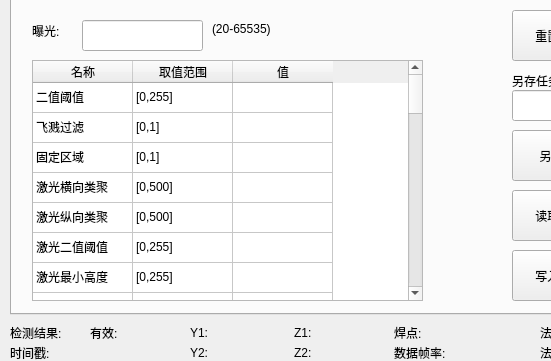
Old version of the form qtmysunnydlg.ui in the repository qubo188612/qtwelding; both pictures show x 0 to 551 and y 266 to 627 of the 1220 by 758 pixel window.
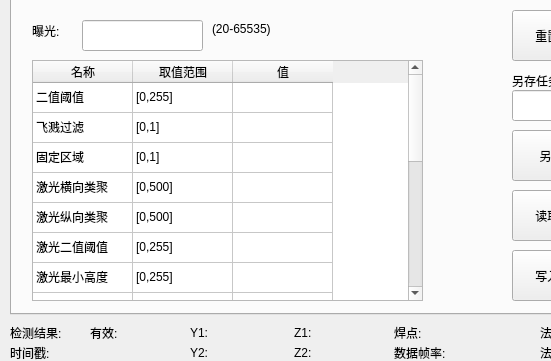
New version of the form. The open tabs and pages were chosen to show the change. Custom widgets are drawn as their Qt base class.

```diff
--- a/qtmysunnydlg.ui
+++ b/qtmysunnydlg.ui
@@ -3084,794 +3084,6 @@
       <string>读取任务号104参数</string>
      </property>
     </widget>
-    <widget class="QTableWidget" name="tab6tableWidget">
-     <property name="geometry">
-      <rect>
-       <x>20</x>
-       <y>60</y>
-       <width>391</width>
-       <height>241</height>
-      </rect>
-     </property>
-     <attribute name="verticalHeaderVisible">
-      <bool>false</bool>
-     </attribute>
-     <row>
-      <property name="text">
-       <string>1</string>
-      </property>
-     </row>
-     <row>
-      <property name="text">
-       <string>2</string>
-      </property>
-     </row>
-     <row>
-      <property name="text">
-       <string>3</string>
-      </property>
-     </row>
-     <row>
-      <property name="text">
-       <string>4</string>
-      </property>
-     </row>
-     <row>
-      <property name="text">
-       <string>5</string>
-      </property>
-     </row>
-     <row>
-      <property name="text">
-       <string>6</string>
-      </property>
-     </row>
-     <row>
-      <property name="text">
-       <string>7</string>
-      </property>
-     </row>
-     <row>
-      <property name="text">
-       <string>8</string>
-      </property>
-     </row>
-     <row>
-      <property name="text">
-       <string>9</string>
-      </property>
-     </row>
-     <row>
-      <property name="text">
-       <string>10</string>
-      </property>
-     </row>
-     <row>
-      <property name="text">
-       <string>11</string>
-      </property>
-     </row>
-     <row>
-      <property name="text">
-       <string>12</string>
-      </property>
-     </row>
-     <row>
-      <property name="text">
-       <string>13</string>
-      </property>
-     </row>
-     <row>
-      <property name="text">
-       <string>14</string>
-      </property>
-     </row>
-     <row>
-      <property name="text">
-       <string>15</string>
-      </property>
-     </row>
-     <row>
-      <property name="text">
-       <string>16</string>
-      </property>
-     </row>
-     <row>
-      <property name="text">
-       <string>17</string>
-      </property>
-     </row>
-     <row>
-      <property name="text">
-       <string>18</string>
-      </property>
-     </row>
-     <row>
-      <property name="text">
-       <string>19</string>
-      </property>
-     </row>
-     <row>
-      <property name="text">
-       <string>20</string>
-      </property>
-     </row>
-     <row>
-      <property name="text">
-       <string>21</string>
-      </property>
-     </row>
-     <row>
-      <property name="text">
-       <string>22</string>
-      </property>
-     </row>
-     <row>
-      <property name="text">
-       <string>23</string>
-      </property>
-     </row>
-     <row>
-      <property name="text">
-       <string>24</string>
-      </property>
-     </row>
-     <row>
-      <property name="text">
-       <string>25</string>
-      </property>
-     </row>
-     <row>
-      <property name="text">
-       <string>26</string>
-      </property>
-     </row>
-     <row>
-      <property name="text">
-       <string>27</string>
-      </property>
-     </row>
-     <row>
-      <property name="text">
-       <string>28</string>
-      </property>
-     </row>
-     <row>
-      <property name="text">
-       <string>29</string>
-      </property>
-     </row>
-     <row>
-      <property name="text">
-       <string>30</string>
-      </property>
-     </row>
-     <row>
-      <property name="text">
-       <string>31</string>
-      </property>
-     </row>
-     <row>
-      <property name="text">
-       <string>32</string>
-      </property>
-     </row>
-     <row>
-      <property name="text">
-       <string>33</string>
-      </property>
-     </row>
-     <row>
-      <property name="text">
-       <string>34</string>
-      </property>
-     </row>
-     <row>
-      <property name="text">
-       <string>35</string>
-      </property>
-     </row>
-     <row>
-      <property name="text">
-       <string>36</string>
-      </property>
-     </row>
-     <row>
-      <property name="text">
-       <string>37</string>
-      </property>
-     </row>
-     <row>
-      <property name="text">
-       <string>38</string>
-      </property>
-     </row>
-     <column>
-      <property name="text">
-       <string>名称</string>
-      </property>
-     </column>
-     <column>
-      <property name="text">
-       <string>取值范围</string>
-      </property>
-     </column>
-     <column>
-      <property name="text">
-       <string>值</string>
-      </property>
-     </column>
-     <item row="0" column="0">
-      <property name="text">
-       <string>二值阈值</string>
-      </property>
-     </item>
-     <item row="0" column="1">
-      <property name="text">
-       <string>[0,255]</string>
-      </property>
-     </item>
-     <item row="0" column="2">
-      <property name="text">
-       <string/>
-      </property>
-     </item>
-     <item row="1" column="0">
-      <property name="text">
-       <string>飞溅过滤</string>
-      </property>
-     </item>
-     <item row="1" column="1">
-      <property name="text">
-       <string>[0,1]</string>
-      </property>
-     </item>
-     <item row="1" column="2">
-      <property name="text">
-       <string/>
-      </property>
-     </item>
-     <item row="2" column="0">
-      <property name="text">
-       <string>固定区域</string>
-      </property>
-     </item>
-     <item row="2" column="1">
-      <property name="text">
-       <string>[0,1]</string>
-      </property>
-     </item>
-     <item row="2" column="2">
-      <property name="text">
-       <string/>
-      </property>
-     </item>
-     <item row="3" column="0">
-      <property name="text">
-       <string>激光横向类聚</string>
-      </property>
-     </item>
-     <item row="3" column="1">
-      <property name="text">
-       <string>[0,500]</string>
-      </property>
-     </item>
-     <item row="3" column="2">
-      <property name="text">
-       <string/>
-      </property>
-     </item>
-     <item row="4" column="0">
-      <property name="text">
-       <string>激光纵向类聚</string>
-      </property>
-     </item>
-     <item row="4" column="1">
-      <property name="text">
-       <string>[0,500]</string>
-      </property>
-     </item>
-     <item row="4" column="2">
-      <property name="text">
-       <string/>
-      </property>
-     </item>
-     <item row="5" column="0">
-      <property name="text">
-       <string>激光二值阈值</string>
-      </property>
-     </item>
-     <item row="5" column="1">
-      <property name="text">
-       <string>[0,255]</string>
-      </property>
-     </item>
-     <item row="5" column="2">
-      <property name="text">
-       <string/>
-      </property>
-     </item>
-     <item row="6" column="0">
-      <property name="text">
-       <string>激光最小高度</string>
-      </property>
-     </item>
-     <item row="6" column="1">
-      <property name="text">
-       <string>[0,255]</string>
-      </property>
-     </item>
-     <item row="6" column="2">
-      <property name="text">
-       <string/>
-      </property>
-     </item>
-     <item row="7" column="0">
-      <property name="text">
-       <string>激光最小长度</string>
-      </property>
-     </item>
-     <item row="7" column="1">
-      <property name="text">
-       <string>[0,255]</string>
-      </property>
-     </item>
-     <item row="7" column="2">
-      <property name="text">
-       <string/>
-      </property>
-     </item>
-     <item row="8" column="0">
-      <property name="text">
-       <string>激光最粗限制</string>
-      </property>
-     </item>
-     <item row="8" column="1">
-      <property name="text">
-       <string>[0,20]</string>
-      </property>
-     </item>
-     <item row="8" column="2">
-      <property name="text">
-       <string/>
-      </property>
-     </item>
-     <item row="9" column="0">
-      <property name="text">
-       <string>侧板激光最大斜率</string>
-      </property>
-     </item>
-     <item row="9" column="1">
-      <property name="text">
-       <string>[0,5000]</string>
-      </property>
-     </item>
-     <item row="9" column="2">
-      <property name="text">
-       <string/>
-      </property>
-     </item>
-     <item row="10" column="0">
-      <property name="text">
-       <string>侧板激光最小斜率</string>
-      </property>
-     </item>
-     <item row="10" column="1">
-      <property name="text">
-       <string>[-2000,2000]</string>
-      </property>
-     </item>
-     <item row="10" column="2">
-      <property name="text">
-       <string/>
-      </property>
-     </item>
-     <item row="11" column="0">
-      <property name="text">
-       <string>侧板激光最大距离</string>
-      </property>
-     </item>
-     <item row="11" column="1">
-      <property name="text">
-       <string>[1,500]</string>
-      </property>
-     </item>
-     <item row="11" column="2">
-      <property name="text">
-       <string/>
-      </property>
-     </item>
-     <item row="12" column="0">
-      <property name="text">
-       <string>底板激光最小斜率</string>
-      </property>
-     </item>
-     <item row="12" column="1">
-      <property name="text">
-       <string>[-5000,0]</string>
-      </property>
-     </item>
-     <item row="12" column="2">
-      <property name="text">
-       <string/>
-      </property>
-     </item>
-     <item row="13" column="0">
-      <property name="text">
-       <string>底板激光最大斜率</string>
-      </property>
-     </item>
-     <item row="13" column="1">
-      <property name="text">
-       <string>[-2000,2000]</string>
-      </property>
-     </item>
-     <item row="13" column="2">
-      <property name="text">
-       <string/>
-      </property>
-     </item>
-     <item row="14" column="0">
-      <property name="text">
-       <string>底板激光最大距离</string>
-      </property>
-     </item>
-     <item row="14" column="1">
-      <property name="text">
-       <string>[1,500]</string>
-      </property>
-     </item>
-     <item row="14" column="2">
-      <property name="text">
-       <string/>
-      </property>
-     </item>
-     <item row="15" column="0">
-      <property name="text">
-       <string>侧板激光最远起点</string>
-      </property>
-     </item>
-     <item row="15" column="1">
-      <property name="text">
-       <string>[0,500]</string>
-      </property>
-     </item>
-     <item row="15" column="2">
-      <property name="text">
-       <string/>
-      </property>
-     </item>
-     <item row="16" column="0">
-      <property name="text">
-       <string>侧板激光最近终点</string>
-      </property>
-     </item>
-     <item row="16" column="1">
-      <property name="text">
-       <string>[0,1500]</string>
-      </property>
-     </item>
-     <item row="16" column="2">
-      <property name="text">
-       <string/>
-      </property>
-     </item>
-     <item row="17" column="0">
-      <property name="text">
-       <string>底板激光最远起点</string>
-      </property>
-     </item>
-     <item row="17" column="1">
-      <property name="text">
-       <string>[0,500]</string>
-      </property>
-     </item>
-     <item row="17" column="2">
-      <property name="text">
-       <string/>
-      </property>
-     </item>
-     <item row="18" column="0">
-      <property name="text">
-       <string>底板激光最近终点</string>
-      </property>
-     </item>
-     <item row="18" column="1">
-      <property name="text">
-       <string>[0,1500]</string>
-      </property>
-     </item>
-     <item row="18" column="2">
-      <property name="text">
-       <string/>
-      </property>
-     </item>
-     <item row="19" column="0">
-      <property name="text">
-       <string>焊缝二值阈值</string>
-      </property>
-     </item>
-     <item row="19" column="1">
-      <property name="text">
-       <string>[-255,255]</string>
-      </property>
-     </item>
-     <item row="19" column="2">
-      <property name="text">
-       <string/>
-      </property>
-     </item>
-     <item row="20" column="0">
-      <property name="text">
-       <string>预留</string>
-      </property>
-     </item>
-     <item row="20" column="1">
-      <property name="text">
-       <string>[-255,255]</string>
-      </property>
-     </item>
-     <item row="20" column="2">
-      <property name="text">
-       <string/>
-      </property>
-     </item>
-     <item row="21" column="0">
-      <property name="text">
-       <string>侧板距焊缝统计起点</string>
-      </property>
-     </item>
-     <item row="21" column="1">
-      <property name="text">
-       <string>[0,500]</string>
-      </property>
-     </item>
-     <item row="21" column="2">
-      <property name="text">
-       <string/>
-      </property>
-     </item>
-     <item row="22" column="0">
-      <property name="text">
-       <string>预留</string>
-      </property>
-     </item>
-     <item row="22" column="1">
-      <property name="text">
-       <string>[0,500]</string>
-      </property>
-     </item>
-     <item row="22" column="2">
-      <property name="text">
-       <string/>
-      </property>
-     </item>
-     <item row="23" column="0">
-      <property name="text">
-       <string>底板拟合</string>
-      </property>
-     </item>
-     <item row="23" column="1">
-      <property name="text">
-       <string>[0,1]</string>
-      </property>
-     </item>
-     <item row="23" column="2">
-      <property name="text">
-       <string/>
-      </property>
-     </item>
-     <item row="24" column="0">
-      <property name="text">
-       <string>预留</string>
-      </property>
-     </item>
-     <item row="24" column="1">
-      <property name="text">
-       <string>[0,500]</string>
-      </property>
-     </item>
-     <item row="24" column="2">
-      <property name="text">
-       <string/>
-      </property>
-     </item>
-     <item row="25" column="0">
-      <property name="text">
-       <string>预留</string>
-      </property>
-     </item>
-     <item row="25" column="1">
-      <property name="text">
-       <string>[1,99]</string>
-      </property>
-     </item>
-     <item row="25" column="2">
-      <property name="text">
-       <string/>
-      </property>
-     </item>
-     <item row="26" column="0">
-      <property name="text">
-       <string>底板距焊缝统计起点</string>
-      </property>
-     </item>
-     <item row="26" column="1">
-      <property name="text">
-       <string>[0,500]</string>
-      </property>
-     </item>
-     <item row="26" column="2">
-      <property name="text">
-       <string/>
-      </property>
-     </item>
-     <item row="27" column="0">
-      <property name="text">
-       <string>底板距焊缝统计终点</string>
-      </property>
-     </item>
-     <item row="27" column="1">
-      <property name="text">
-       <string>[0,500]</string>
-      </property>
-     </item>
-     <item row="27" column="2">
-      <property name="text">
-       <string/>
-      </property>
-     </item>
-     <item row="28" column="0">
-      <property name="text">
-       <string>缝宽检测距离</string>
-      </property>
-     </item>
-     <item row="28" column="1">
-      <property name="text">
-       <string>[0,500]</string>
-      </property>
-     </item>
-     <item row="28" column="2">
-      <property name="text">
-       <string/>
-      </property>
-     </item>
-     <item row="29" column="0">
-      <property name="text">
-       <string>预留</string>
-      </property>
-     </item>
-     <item row="29" column="1">
-      <property name="text">
-       <string>[0,500]</string>
-      </property>
-     </item>
-     <item row="29" column="2">
-      <property name="text">
-       <string/>
-      </property>
-     </item>
-     <item row="30" column="0">
-      <property name="text">
-       <string>底板拟合学习距离</string>
-      </property>
-     </item>
-     <item row="30" column="1">
-      <property name="text">
-       <string>[0,1000]</string>
-      </property>
-     </item>
-     <item row="30" column="2">
-      <property name="text">
-       <string/>
-      </property>
-     </item>
-     <item row="31" column="0">
-      <property name="text">
-       <string>预留</string>
-      </property>
-     </item>
-     <item row="31" column="1">
-      <property name="text">
-       <string>[0,1]</string>
-      </property>
-     </item>
-     <item row="31" column="2">
-      <property name="text">
-       <string/>
-      </property>
-     </item>
-     <item row="32" column="0">
-      <property name="text">
-       <string>预留</string>
-      </property>
-     </item>
-     <item row="32" column="1">
-      <property name="text">
-       <string>[0,255]</string>
-      </property>
-     </item>
-     <item row="32" column="2">
-      <property name="text">
-       <string/>
-      </property>
-     </item>
-     <item row="33" column="0">
-      <property name="text">
-       <string>预留</string>
-      </property>
-     </item>
-     <item row="33" column="1">
-      <property name="text">
-       <string>[0,1]</string>
-      </property>
-     </item>
-     <item row="33" column="2">
-      <property name="text">
-       <string/>
-      </property>
-     </item>
-     <item row="34" column="0">
-      <property name="text">
-       <string>预留</string>
-      </property>
-     </item>
-     <item row="34" column="1">
-      <property name="text">
-       <string>[0,255]</string>
-      </property>
-     </item>
-     <item row="34" column="2">
-      <property name="text">
-       <string/>
-      </property>
-     </item>
-     <item row="35" column="0">
-      <property name="text">
-       <string>预留</string>
-      </property>
-     </item>
-     <item row="35" column="1">
-      <property name="text">
-       <string>[1,500]</string>
-      </property>
-     </item>
-     <item row="35" column="2">
-      <property name="text">
-       <string/>
-      </property>
-     </item>
-     <item row="36" column="0">
-      <property name="text">
-       <string>预留</string>
-      </property>
-     </item>
-     <item row="36" column="1">
-      <property name="text">
-       <string>[0,500]</string>
-      </property>
-     </item>
-     <item row="36" column="2">
-      <property name="text">
-       <string/>
-      </property>
-     </item>
-     <item row="37" column="0">
-      <property name="text">
-       <string>预留</string>
-      </property>
-     </item>
-     <item row="37" column="1">
-      <property name="text">
-       <string>[0,120]</string>
-      </property>
-     </item>
-     <item row="37" column="2">
-      <property name="text">
-       <string/>
-      </property>
-     </item>
-    </widget>
     <widget class="QPushButton" name="othersaveTab6Btn">
      <property name="geometry">
       <rect>
@@ -3908,6 +3120,374 @@
       </rect>
      </property>
     </widget>
+    <widget class="QTableWidget" name="tab6tableWidget">
+     <property name="geometry">
+      <rect>
+       <x>20</x>
+       <y>60</y>
+       <width>391</width>
+       <height>241</height>
+      </rect>
+     </property>
+     <attribute name="verticalHeaderVisible">
+      <bool>false</bool>
+     </attribute>
+     <row>
+      <property name="text">
+       <string>1</string>
+      </property>
+     </row>
+     <row>
+      <property name="text">
+       <string>2</string>
+      </property>
+     </row>
+     <row>
+      <property name="text">
+       <string>3</string>
+      </property>
+     </row>
+     <row>
+      <property name="text">
+       <string>4</string>
+      </property>
+     </row>
+     <row>
+      <property name="text">
+       <string>5</string>
+      </property>
+     </row>
+     <row>
+      <property name="text">
+       <string>6</string>
+      </property>
+     </row>
+     <row>
+      <property name="text">
+       <string>7</string>
+      </property>
+     </row>
+     <row>
+      <property name="text">
+       <string>8</string>
+      </property>
+     </row>
+     <row>
+      <property name="text">
+       <string>9</string>
+      </property>
+     </row>
+     <row>
+      <property name="text">
+       <string>10</string>
+      </property>
+     </row>
+     <row>
+      <property name="text">
+       <string>11</string>
+      </property>
+     </row>
+     <row>
+      <property name="text">
+       <string>12</string>
+      </property>
+     </row>
+     <row>
+      <property name="text">
+       <string>13</string>
+      </property>
+     </row>
+     <row>
+      <property name="text">
+       <string>14</string>
+      </property>
+     </row>
+     <row>
+      <property name="text">
+       <string>15</string>
+      </property>
+     </row>
+     <row>
+      <property name="text">
+       <string>16</string>
+      </property>
+     </row>
+     <row>
+      <property name="text">
+       <string>17</string>
+      </property>
+     </row>
+     <column>
+      <property name="text">
+       <string>名称</string>
+      </property>
+     </column>
+     <column>
+      <property name="text">
+       <string>取值范围</string>
+      </property>
+     </column>
+     <column>
+      <property name="text">
+       <string>值</string>
+      </property>
+     </column>
+     <item row="0" column="0">
+      <property name="text">
+       <string>二值阈值</string>
+      </property>
+     </item>
+     <item row="0" column="1">
+      <property name="text">
+       <string>[0,255]</string>
+      </property>
+     </item>
+     <item row="0" column="2">
+      <property name="text">
+       <string/>
+      </property>
+     </item>
+     <item row="1" column="0">
+      <property name="text">
+       <string>飞溅过滤</string>
+      </property>
+     </item>
+     <item row="1" column="1">
+      <property name="text">
+       <string>[0,1]</string>
+      </property>
+     </item>
+     <item row="1" column="2">
+      <property name="text">
+       <string/>
+      </property>
+     </item>
+     <item row="2" column="0">
+      <property name="text">
+       <string>固定区域</string>
+      </property>
+     </item>
+     <item row="2" column="1">
+      <property name="text">
+       <string>[0,1]</string>
+      </property>
+     </item>
+     <item row="2" column="2">
+      <property name="text">
+       <string/>
+      </property>
+     </item>
+     <item row="3" column="0">
+      <property name="text">
+       <string>激光横向类聚</string>
+      </property>
+     </item>
+     <item row="3" column="1">
+      <property name="text">
+       <string>[0,500]</string>
+      </property>
+     </item>
+     <item row="3" column="2">
+      <property name="text">
+       <string/>
+      </property>
+     </item>
+     <item row="4" column="0">
+      <property name="text">
+       <string>激光纵向类聚</string>
+      </property>
+     </item>
+     <item row="4" column="1">
+      <property name="text">
+       <string>[0,500]</string>
+      </property>
+     </item>
+     <item row="4" column="2">
+      <property name="text">
+       <string/>
+      </property>
+     </item>
+     <item row="5" column="0">
+      <property name="text">
+       <string>激光二值阈值</string>
+      </property>
+     </item>
+     <item row="5" column="1">
+      <property name="text">
+       <string>[0,255]</string>
+      </property>
+     </item>
+     <item row="5" column="2">
+      <property name="text">
+       <string/>
+      </property>
+     </item>
+     <item row="6" column="0">
+      <property name="text">
+       <string>激光最小高度</string>
+      </property>
+     </item>
+     <item row="6" column="1">
+      <property name="text">
+       <string>[0,255]</string>
+      </property>
+     </item>
+     <item row="6" column="2">
+      <property name="text">
+       <string/>
+      </property>
+     </item>
+     <item row="7" column="0">
+      <property name="text">
+       <string>激光最小长度</string>
+      </property>
+     </item>
+     <item row="7" column="1">
+      <property name="text">
+       <string>[0,255]</string>
+      </property>
+     </item>
+     <item row="7" column="2">
+      <property name="text">
+       <string/>
+      </property>
+     </item>
+     <item row="8" column="0">
+      <property name="text">
+       <string>激光最粗限制</string>
+      </property>
+     </item>
+     <item row="8" column="1">
+      <property name="text">
+       <string>[0,20]</string>
+      </property>
+     </item>
+     <item row="8" column="2">
+      <property name="text">
+       <string/>
+      </property>
+     </item>
+     <item row="9" column="0">
+      <property name="text">
+       <string>上半激光最大斜率</string>
+      </property>
+     </item>
+     <item row="9" column="1">
+      <property name="text">
+       <string>[0,5000]</string>
+      </property>
+     </item>
+     <item row="9" column="2">
+      <property name="text">
+       <string/>
+      </property>
+     </item>
+     <item row="10" column="0">
+      <property name="text">
+       <string>上半激光最大斜率</string>
+      </property>
+     </item>
+     <item row="10" column="1">
+      <property name="text">
+       <string>[-2000,2000]</string>
+      </property>
+     </item>
+     <item row="10" column="2">
+      <property name="text">
+       <string/>
+      </property>
+     </item>
+     <item row="11" column="0">
+      <property name="text">
+       <string>上半激光最小长度</string>
+      </property>
+     </item>
+     <item row="11" column="1">
+      <property name="text">
+       <string>[1,500]</string>
+      </property>
+     </item>
+     <item row="11" column="2">
+      <property name="text">
+       <string/>
+      </property>
+     </item>
+     <item row="12" column="0">
+      <property name="text">
+       <string>下半激光最小斜率</string>
+      </property>
+     </item>
+     <item row="12" column="1">
+      <property name="text">
+       <string>[-5000,0]</string>
+      </property>
+     </item>
+     <item row="12" column="2">
+      <property name="text">
+       <string/>
+      </property>
+     </item>
+     <item row="13" column="0">
+      <property name="text">
+       <string>下半激光最大斜率</string>
+      </property>
+     </item>
+     <item row="13" column="1">
+      <property name="text">
+       <string>[-2000,2000]</string>
+      </property>
+     </item>
+     <item row="13" column="2">
+      <property name="text">
+       <string/>
+      </property>
+     </item>
+     <item row="14" column="0">
+      <property name="text">
+       <string>下半激光最小长度</string>
+      </property>
+     </item>
+     <item row="14" column="1">
+      <property name="text">
+       <string>[1,500]</string>
+      </property>
+     </item>
+     <item row="14" column="2">
+      <property name="text">
+       <string/>
+      </property>
+     </item>
+     <item row="15" column="0">
+      <property name="text">
+       <string>焊缝两侧最近统计点</string>
+      </property>
+     </item>
+     <item row="15" column="1">
+      <property name="text">
+       <string>[0,500]</string>
+      </property>
+     </item>
+     <item row="15" column="2">
+      <property name="text">
+       <string/>
+      </property>
+     </item>
+     <item row="16" column="0">
+      <property name="text">
+       <string>焊缝两侧最远统计点</string>
+      </property>
+     </item>
+     <item row="16" column="1">
+      <property name="text">
+       <string>[0,500]</string>
+      </property>
+     </item>
+     <item row="16" column="2">
+      <property name="text">
+       <string/>
+      </property>
+     </item>
+    </widget>
    </widget>
    <widget class="QWidget" name="tab_7">
     <attribute name="title">
```
Left out of the diff: 2 changed lines with no effect on the pictures.
